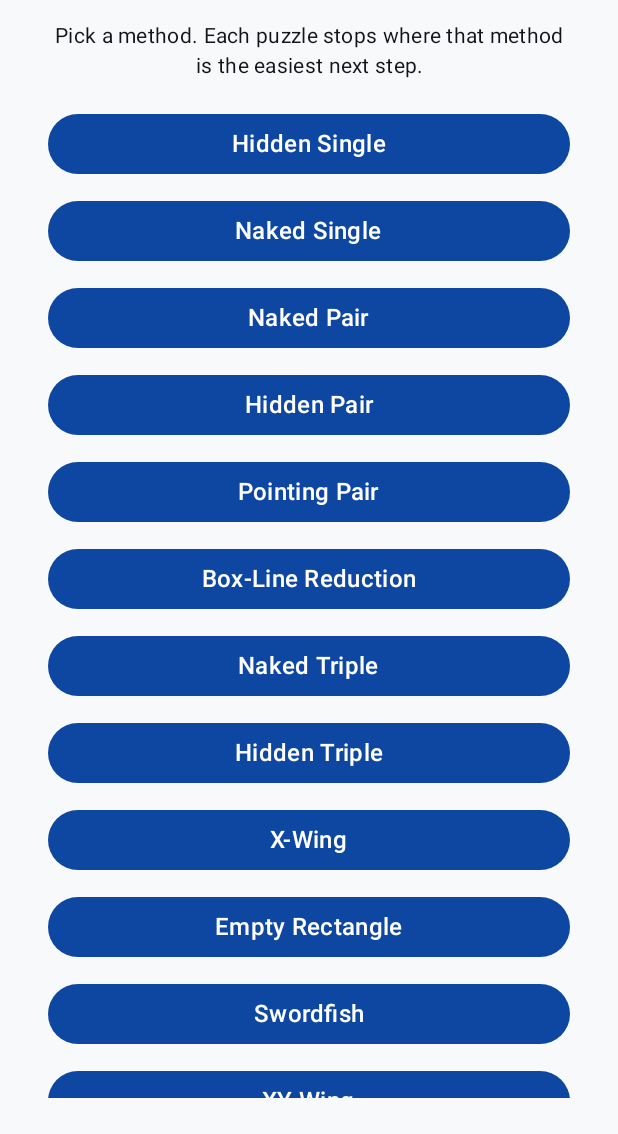
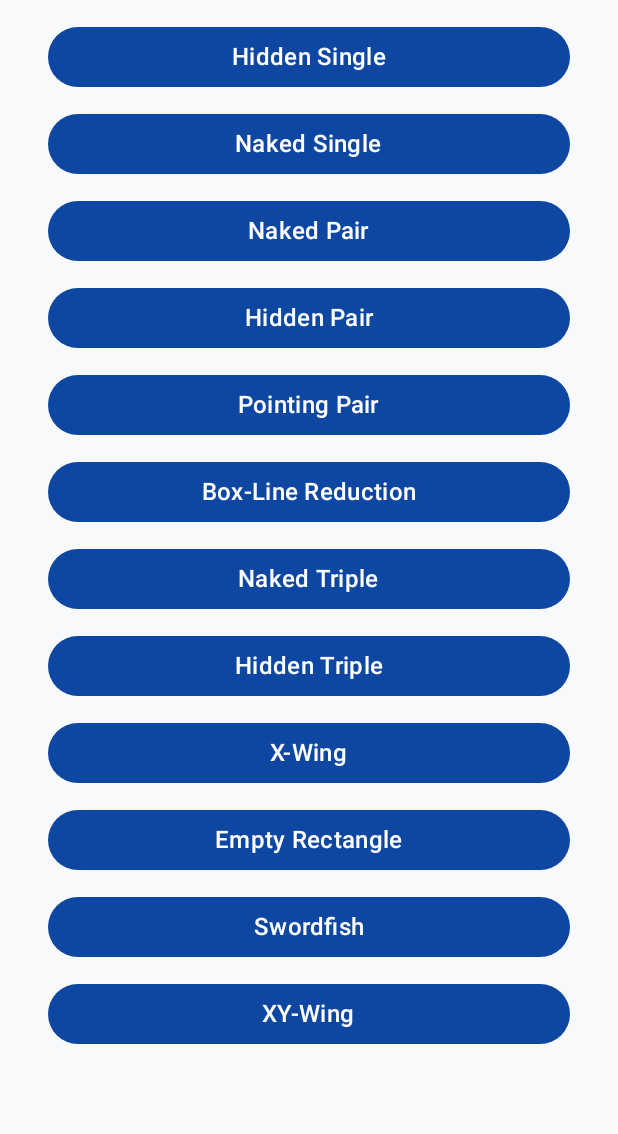
Before and after one commit to dividetask/soduku-trainer, an Android app built with Jetpack Compose: the composable TrainerMenuScreen shown on its own in the app's theme, on a phone screen of 412 x 824 dp, the part 102-1236 px from its top. Run offline under Robolectric (Android 15) with nearby library versions, the phone set to English and light mode, and no system bars; network calls fail.

Commit message:
Trainer: drop the intro text from the method list
Co-Authored-By: Claude Opus 5.5 <noreply@anthropic.com>
Claude-Session: https://claude.ai/code/session_01Jr7UhgY1R8ht2RUwQoX3BM

```diff
--- a/app/src/main/kotlin/com/dividetask/sudokutrainer/ui/trainer/TrainerScreens.kt
+++ b/app/src/main/kotlin/com/dividetask/sudokutrainer/ui/trainer/TrainerScreens.kt
@@ -21,7 +21,6 @@ import androidx.compose.runtime.getValue
 import androidx.compose.ui.Alignment
 import androidx.compose.ui.Modifier
 import androidx.compose.ui.graphics.Color
-import androidx.compose.ui.text.style.TextAlign
 import androidx.compose.ui.text.style.TextOverflow
 import androidx.compose.ui.unit.dp
 import androidx.lifecycle.compose.collectAsStateWithLifecycle
@@ -51,12 +50,6 @@ fun TrainerMenuScreen(
             horizontalAlignment = Alignment.CenterHorizontally,
         ) {
             TopBar(label = "Trainer", onMainMenu = onMainMenu)
-            Text(
-                text = "Pick a method. Each puzzle stops where that method is the easiest next step.",
-                style = MaterialTheme.typography.bodyMedium,
-                textAlign = TextAlign.Center,
-                modifier = Modifier.padding(bottom = 8.dp),
-            )
             TrainerMethod.entries.forEach { method ->
                 Button(onClick = { onMethod(method) }, modifier = Modifier.fillMaxWidth()) {
                     Text(method.techniqueName, style = MaterialTheme.typography.titleMedium)
```
